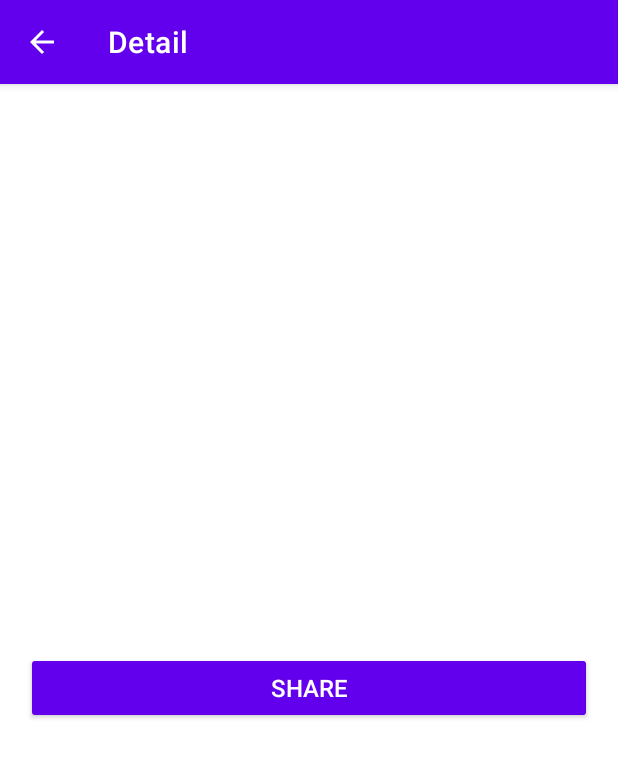
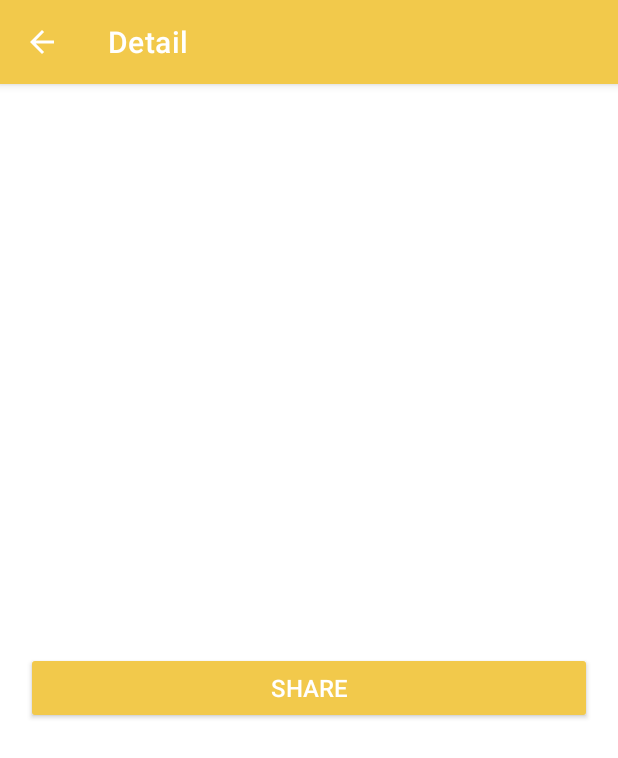
Before and after one commit to wildanGhifari/NutsPedia, an Android app: the DetailActivity screen opened directly, with no data from a screen before it, on a phone screen of 412 x 824 dp. Shown: the top 758 px of the screen. Run offline under Robolectric (Android 15) with nearby library versions, the phone set to English and light mode, and no system bars.

Commit message:
Change the color value

```diff
--- a/app/src/main/res/values-night/themes.xml
+++ b/app/src/main/res/values-night/themes.xml
@@ -2,12 +2,12 @@
     <!-- Base application theme. -->
     <style name="Theme.NutsPedia" parent="Theme.MaterialComponents.DayNight.DarkActionBar">
         <!-- Primary brand color. -->
-        <item name="colorPrimary">@color/purple_200</item>
-        <item name="colorPrimaryVariant">@color/purple_700</item>
+        <item name="colorPrimary">@color/yellow_200</item>
+        <item name="colorPrimaryVariant">@color/yellow_700</item>
         <item name="colorOnPrimary">@color/black</item>
         <!-- Secondary brand color. -->
-        <item name="colorSecondary">@color/teal_200</item>
-        <item name="colorSecondaryVariant">@color/teal_200</item>
+        <item name="colorSecondary">@color/green_200</item>
+        <item name="colorSecondaryVariant">@color/green_200</item>
         <item name="colorOnSecondary">@color/black</item>
         <!-- Status bar color. -->
         <item name="android:statusBarColor" tools:targetApi="l">?attr/colorPrimaryVariant</item>
--- a/app/src/main/res/values/colors.xml
+++ b/app/src/main/res/values/colors.xml
@@ -1,10 +1,10 @@
 <?xml version="1.0" encoding="utf-8"?>
 <resources>
-    <color name="purple_200">#FFBB86FC</color>
-    <color name="purple_500">#FF6200EE</color>
-    <color name="purple_700">#FF3700B3</color>
-    <color name="teal_200">#FF03DAC5</color>
-    <color name="teal_700">#FF018786</color>
+    <color name="yellow_200">#F2D785</color>
+    <color name="yellow_500">#F2C94B</color>
+    <color name="yellow_700">#F2BC18</color>
+    <color name="green_200">#27AE60</color>
+    <color name="green_700">#0F9949</color>
     <color name="black">#FF000000</color>
     <color name="white">#FFFFFFFF</color>
 </resources>
--- a/app/src/main/res/values/themes.xml
+++ b/app/src/main/res/values/themes.xml
@@ -2,12 +2,12 @@
     <!-- Base application theme. -->
     <style name="Theme.NutsPedia" parent="Theme.MaterialComponents.DayNight.DarkActionBar">
         <!-- Primary brand color. -->
-        <item name="colorPrimary">@color/purple_500</item>
-        <item name="colorPrimaryVariant">@color/purple_700</item>
+        <item name="colorPrimary">@color/yellow_500</item>
+        <item name="colorPrimaryVariant">@color/yellow_700</item>
         <item name="colorOnPrimary">@color/white</item>
         <!-- Secondary brand color. -->
-        <item name="colorSecondary">@color/teal_200</item>
-        <item name="colorSecondaryVariant">@color/teal_700</item>
+        <item name="colorSecondary">@color/green_200</item>
+        <item name="colorSecondaryVariant">@color/green_700</item>
         <item name="colorOnSecondary">@color/black</item>
         <!-- Status bar color. -->
         <item name="android:statusBarColor" tools:targetApi="l">?attr/colorPrimaryVariant</item>
```
